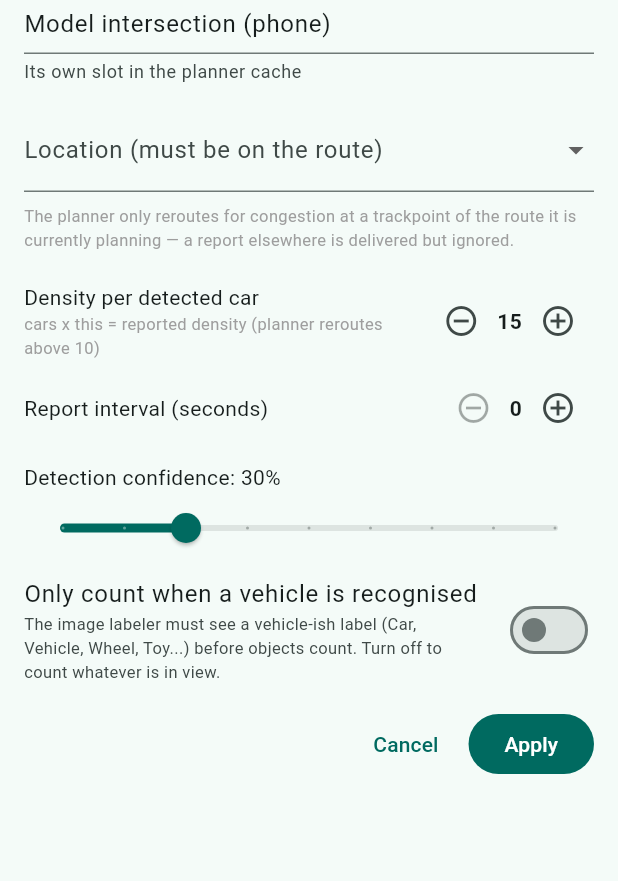
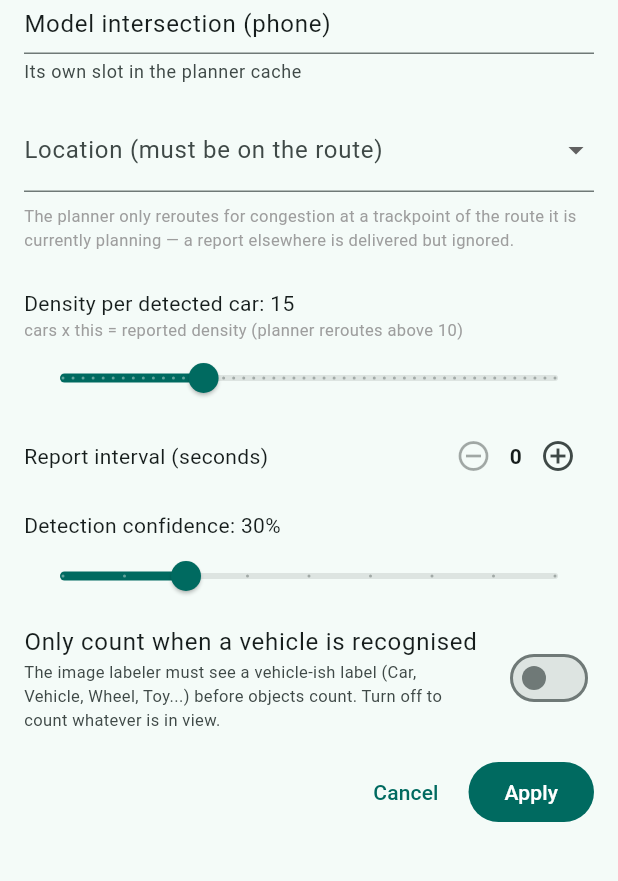
Before and after one commit to cconstab/Intel-route, a Flutter app: the _SettingsSheet widget shown alone on an empty page, opened directly with empty values, on a phone screen of 412 x 824 dp, the part 243-1124 px from its top. Run offline on Flutter 3.47's test engine with Material 3 defaults, Android fonts, the phone set to English and light mode, and no system bars; our stand-ins replace camera, flutter_map, latlong2; missing offline and left inert: at_auth, at_client, at_client_flutter, google_mlkit_image_labeling, google_mlkit_object_detection; project files that could hold a hidden picture were left out.

Commit message:
intersection_app: count every car in view; density slider to 50
Under-counting had two causes, both ours:

* ML Kit frequently returns boxes with no label. The adapter scored those 0.0, and
  CarCounter's confidence filter (0.30) then discarded every one — so several cars in
  view counted as none, leaving only the 'gate open counts as 1' fallback. An
  unlabelled box now counts as a detection; the confidence filter applies only to
  labelled ones.
* The detector ran in stream mode, which is optimised for tracking a single prominent
  object and under-reports a group. It now runs in single-image mode, which enumerates
  them; frames are already sampled and skipped while busy, so the latency is fine.

Also: 'Density per detected car' is now a slider up to 50 (was a stepper capped at
20), and the readout shows the raw detector box count beside the reported count so
under-counting is visible rather than guessed at.

flutter analyze clean; 12/12 tests (incl. a regression test that three unlabelled
boxes count as three); APK builds.

Co-Authored-By: Claude Opus 4.8 (1M context) <noreply@anthropic.com>

```diff
--- a/intersection_app/lib/sensor_page.dart
+++ b/intersection_app/lib/sensor_page.dart
@@ -39,6 +39,7 @@ class _SensorPageState extends State<SensorPage> {
   Timer? _timer;
 
   int _cars = 0;
+  int _boxes = 0;  // raw detector boxes this frame, shown for diagnosis
   String _lastLabels = '';
   String _status = 'Not reporting yet.';
   bool _lastOk = false;
@@ -85,9 +86,13 @@ class _SensorPageState extends State<SensorPage> {
         .take(3)
         .map((l) => '${l.label} ${(l.confidence * 100).round()}%')
         .join(', ');
-    if (cars != _cars || labels != _lastLabels || frame.vehicleInView != _vehicleInView) {
+    if (cars != _cars ||
+        labels != _lastLabels ||
+        frame.objects.length != _boxes ||
+        frame.vehicleInView != _vehicleInView) {
       setState(() {
         _cars = cars;
+        _boxes = frame.objects.length;
         _lastLabels = labels;
         _vehicleInView = frame.vehicleInView;
       });
@@ -200,6 +205,8 @@ class _SensorPageState extends State<SensorPage> {
         children: [
           Text('$_cars vehicles detected',
               style: const TextStyle(color: Colors.white, fontSize: 18, fontWeight: FontWeight.bold)),
+          Text('detector boxes this frame: $_boxes',
+              style: const TextStyle(color: Colors.white54, fontSize: 11)),
           Text('reported density: $_density',
               style: TextStyle(
                   color: rerouting ? Colors.orangeAccent : Colors.white70,
@@ -392,9 +399,18 @@ class _SettingsSheetState extends State<_SettingsSheet> {
               style: TextStyle(fontSize: 11, color: Colors.grey),
             ),
             const SizedBox(height: 16),
-            _stepper('Density per detected car', _perCar, 1, 20,
-                (v) => setState(() => _perCar = v),
-                help: 'cars x this = reported density (planner reroutes above 10)'),
+            const SizedBox(height: 8),
+            Text('Density per detected car: $_perCar'),
+            const Text('cars x this = reported density (planner reroutes above 10)',
+                style: TextStyle(fontSize: 11, color: Colors.grey)),
+            Slider(
+              value: _perCar.toDouble(),
+              min: 1,
+              max: 50,
+              divisions: 49,
+              label: '$_perCar',
+              onChanged: (v) => setState(() => _perCar = v.round()),
+            ),
             _stepper('Report interval (seconds)', _interval, 2, 60,
                 (v) => setState(() => _interval = v)),
             const SizedBox(height: 8),
```
Also changed, not shown: intersection_app/lib/vehicle_detector.dart (+10 -5 lines), 2 other files.
